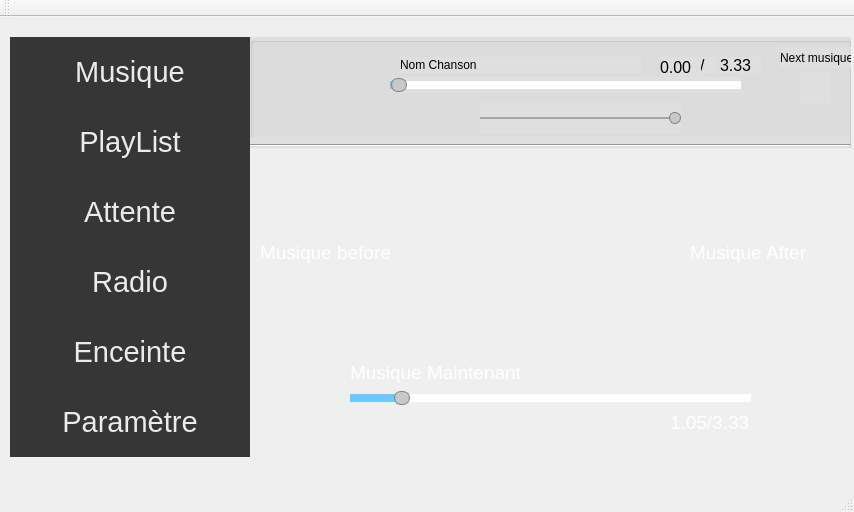
Nurbain/ProjetIHM, file ProjetMPV/Client/mainwindow.ui: the form before one commit.
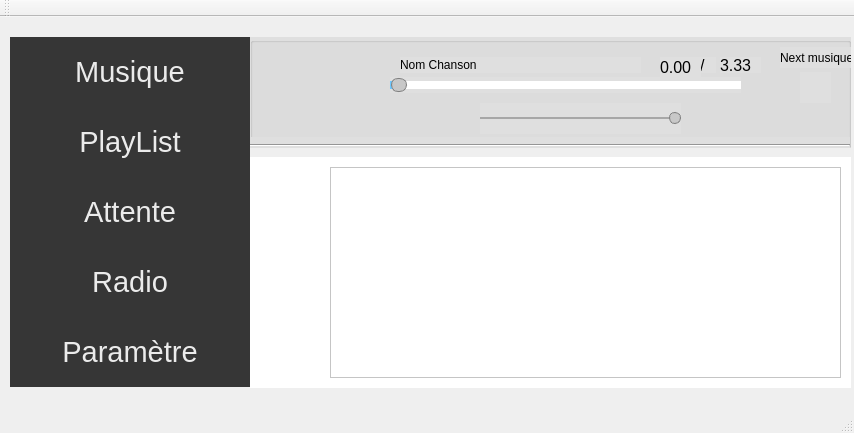
The form after the commit. The open tabs and pages were chosen to show the change. Icons and pictures are not drawn.

Commit message: Suppr bouton serveur et scrollbar dans les list

The edit to the form file:
```diff
--- a/ProjetMPV/Client/mainwindow.ui
+++ b/ProjetMPV/Client/mainwindow.ui
@@ -7,7 +7,7 @@
     <x>0</x>
     <y>0</y>
     <width>854</width>
-    <height>512</height>
+    <height>433</height>
    </rect>
   </property>
   <property name="windowTitle">
@@ -26,71 +26,13 @@
       <x>0</x>
       <y>0</y>
       <width>851</width>
-      <height>441</height>
+      <height>371</height>
      </rect>
     </property>
     <property name="currentIndex">
      <number>0</number>
     </property>
     <widget class="QWidget" name="Connect">
-     <widget class="QPushButton" name="BtnMenu_serveur">
-      <property name="enabled">
-       <bool>true</bool>
-      </property>
-      <property name="geometry">
-       <rect>
-        <x>10</x>
-        <y>300</y>
-        <width>240</width>
-        <height>70</height>
-       </rect>
-      </property>
-      <property name="sizePolicy">
-       <sizepolicy hsizetype="Preferred" vsizetype="Preferred">
-        <horstretch>0</horstretch>
-        <verstretch>0</verstretch>
-       </sizepolicy>
-      </property>
-      <property name="font">
-       <font>
-        <pointsize>22</pointsize>
-       </font>
-      </property>
-      <property name="autoFillBackground">
-       <bool>false</bool>
-      </property>
-      <property name="styleSheet">
-       <string notr="true">QPushButton {
-border : none;
-background-color: rgb(54, 54, 54);
-color: rgb(235, 235, 235);
-}
-
-QPushButton:hover{
-background-color: rgb(38, 38, 38);
-color: rgb(255, 255, 255);
-}
-
-QPushButton:pressed{
-background-color: rgb(38, 38, 38);
-color: rgb(255, 255, 255);
-}
-</string>
-      </property>
-      <property name="text">
-       <string>Enceinte</string>
-      </property>
-      <property name="icon">
-       <iconset resource="ressource.qrc">
-        <normaloff>:/icon/Sprite/vueMenu.png</normaloff>:/icon/Sprite/vueMenu.png</iconset>
-      </property>
-      <property name="iconSize">
-       <size>
-        <width>32</width>
-        <height>32</height>
-       </size>
-      </property>
-     </widget>
      <widget class="QPushButton" name="BtnMenu_Attente">
       <property name="enabled">
        <bool>true</bool>
@@ -336,7 +278,7 @@
       <property name="geometry">
        <rect>
         <x>10</x>
-        <y>370</y>
+        <y>300</y>
         <width>240</width>
         <height>70</height>
        </rect>
@@ -807,11 +749,11 @@
         <x>250</x>
         <y>140</y>
         <width>601</width>
-        <height>301</height>
+        <height>231</height>
        </rect>
       </property>
       <property name="currentIndex">
-       <number>0</number>
+       <number>3</number>
       </property>
       <widget class="QWidget" name="Tab_Musique">
        <property name="styleSheet">
@@ -836,6 +778,29 @@
          <bool>true</bool>
         </property>
        </widget>
+       <widget class="QScrollArea" name="Musique_scroll">
+        <property name="geometry">
+         <rect>
+          <x>80</x>
+          <y>10</y>
+          <width>511</width>
+          <height>211</height>
+         </rect>
+        </property>
+        <property name="widgetResizable">
+         <bool>true</bool>
+        </property>
+        <widget class="QWidget" name="scrollAreaWidgetContents">
+         <property name="geometry">
+          <rect>
+           <x>0</x>
+           <y>0</y>
+           <width>509</width>
+           <height>209</height>
+          </rect>
+         </property>
+        </widget>
+       </widget>
       </widget>
       <widget class="QWidget" name="Tab_Radio">
        <property name="styleSheet">
@@ -860,251 +825,29 @@
          <bool>true</bool>
         </property>
        </widget>
-      </widget>
-      <widget class="QWidget" name="Tab_Serveur">
-       <widget class="QLabel" name="Param_Icon_5">
+       <widget class="QScrollArea" name="Radio_scroll">
         <property name="geometry">
          <rect>
-          <x>20</x>
+          <x>80</x>
           <y>10</y>
-          <width>51</width>
-          <height>51</height>
+          <width>511</width>
+          <height>211</height>
          </rect>
         </property>
-        <property name="styleSheet">
-         <string notr="true">background:transparent;</string>
-        </property>
-        <property name="text">
-         <string/>
-        </property>
-        <property name="pixmap">
-         <pixmap resource="ressource.qrc">:/icon/Sprite/vueMenu.png</pixmap>
-        </property>
-        <property name="scaledContents">
+        <property name="widgetResizable">
          <bool>true</bool>
         </property>
+        <widget class="QWidget" name="scrollAreaWidgetContents_4">
+         <property name="geometry">
+          <rect>
+           <x>0</x>
+           <y>0</y>
+           <width>509</width>
+           <height>209</height>
+          </rect>
+         </property>
+        </widget>
        </widget>
-       <widget class="QLabel" name="label_2">
-        <property name="geometry">
-         <rect>
-          <x>10</x>
-          <y>120</y>
-          <width>41</width>
-          <height>41</height>
-         </rect>
-        </property>
-        <property name="styleSheet">
-         <string notr="true">background:transparent;</string>
-        </property>
-        <property name="text">
-         <string/>
-        </property>
-        <property name="pixmap">
-         <pixmap resource="ressource.qrc">:/icon/Sprite/chevronWg.png</pixmap>
-        </property>
-        <property name="scaledContents">
-         <bool>true</bool>
-        </property>
-       </widget>
-       <widget class="QLabel" name="label_3">
-        <property name="geometry">
-         <rect>
-          <x>550</x>
-          <y>120</y>
-          <width>41</width>
-          <height>41</height>
-         </rect>
-        </property>
-        <property name="styleSheet">
-         <string notr="true">background:transparent;</string>
-        </property>
-        <property name="text">
-         <string/>
-        </property>
-        <property name="pixmap">
-         <pixmap resource="ressource.qrc">:/icon/Sprite/chevronWd.png</pixmap>
-        </property>
-        <property name="scaledContents">
-         <bool>true</bool>
-        </property>
-       </widget>
-       <widget class="QLabel" name="Serveur_MusicBefore_2">
-        <property name="geometry">
-         <rect>
-          <x>10</x>
-          <y>80</y>
-          <width>201</width>
-          <height>31</height>
-         </rect>
-        </property>
-        <property name="font">
-         <font>
-          <pointsize>14</pointsize>
-         </font>
-        </property>
-        <property name="styleSheet">
-         <string notr="true">background : transparent;
-color : white ;
-
-</string>
-        </property>
-        <property name="text">
-         <string>Musique before</string>
-        </property>
-       </widget>
-       <widget class="QLabel" name="Serveur_MusicBefore_3">
-        <property name="geometry">
-         <rect>
-          <x>440</x>
-          <y>80</y>
-          <width>151</width>
-          <height>31</height>
-         </rect>
-        </property>
-        <property name="font">
-         <font>
-          <pointsize>14</pointsize>
-         </font>
-        </property>
-        <property name="styleSheet">
-         <string notr="true">background : transparent;
-color : white ;
-
-</string>
-        </property>
-        <property name="text">
-         <string>Musique After</string>
-        </property>
-       </widget>
-       <widget class="QLabel" name="Serveur_MusicBefore_4">
-        <property name="geometry">
-         <rect>
-          <x>100</x>
-          <y>200</y>
-          <width>211</width>
-          <height>31</height>
-         </rect>
-        </property>
-        <property name="font">
-         <font>
-          <pointsize>14</pointsize>
-         </font>
-        </property>
-        <property name="styleSheet">
-         <string notr="true">background : transparent;
-color : white ;
-
-</string>
-        </property>
-        <property name="text">
-         <string>Musique Maintenant</string>
-        </property>
-       </widget>
-       <widget class="QLabel" name="label_4">
-        <property name="geometry">
-         <rect>
-          <x>0</x>
-          <y>0</y>
-          <width>601</width>
-          <height>301</height>
-         </rect>
-        </property>
-        <property name="text">
-         <string/>
-        </property>
-        <property name="pixmap">
-         <pixmap resource="ressource.qrc">:/icon/Sprite/img_fjords.jpg</pixmap>
-        </property>
-       </widget>
-       <widget class="QSlider" name="horizontalSlider">
-        <property name="geometry">
-         <rect>
-          <x>100</x>
-          <y>230</y>
-          <width>401</width>
-          <height>22</height>
-         </rect>
-        </property>
-        <property name="autoFillBackground">
-         <bool>false</bool>
-        </property>
-        <property name="styleSheet">
-         <string notr="true">QSlider::groove:horizontal {
-	background-color: rgb(0, 0, 0);
-	height : 6px;
-	border: 1px solid black;
-}
-
-QSlider::handle { 
-	background :rgb(200, 200, 200);
-	width: 14px;
-	margin : -4px 0;
-	border : 1px solid gray ;
-	border-radius : 7px;
-}
-
-QSlider::sub-page:qlineargradient {
-background: rgb(110, 200, 255);
-border-top-right-radius: 0px;
-border-bottom-right-radius: 0px;
-border-top-left-radius: 9px;
-border-bottom-left-radius: 9px;
-}
-
-
-QSlider::add-page:qlineargradient {
-background:white;
-border-top-right-radius: 9px;
-border-bottom-right-radius: 9px;
-border-top-left-radius: 0px;
-border-bottom-left-radius: 0px;
-}
-
-</string>
-        </property>
-        <property name="value">
-         <number>11</number>
-        </property>
-        <property name="tracking">
-         <bool>true</bool>
-        </property>
-        <property name="orientation">
-         <enum>Qt::Horizontal</enum>
-        </property>
-       </widget>
-       <widget class="QLabel" name="Serveur_MusicBefore_5">
-        <property name="geometry">
-         <rect>
-          <x>420</x>
-          <y>250</y>
-          <width>101</width>
-          <height>31</height>
-         </rect>
-        </property>
-        <property name="font">
-         <font>
-          <pointsize>14</pointsize>
-         </font>
-        </property>
-        <property name="styleSheet">
-         <string notr="true">background : transparent;
-color : white ;
-
-</string>
-        </property>
-        <property name="text">
-         <string>1.05/3.33</string>
-        </property>
-       </widget>
-       <zorder>label_4</zorder>
-       <zorder>Param_Icon_5</zorder>
-       <zorder>label_2</zorder>
-       <zorder>label_3</zorder>
-       <zorder>Serveur_MusicBefore_2</zorder>
-       <zorder>Serveur_MusicBefore_3</zorder>
-       <zorder>Serveur_MusicBefore_4</zorder>
-       <zorder>horizontalSlider</zorder>
-       <zorder>Serveur_MusicBefore_5</zorder>
       </widget>
       <widget class="QWidget" name="Tab_Parametre">
        <property name="styleSheet">
@@ -1267,28 +1010,6 @@
          <enum>Qt::Horizontal</enum>
         </property>
        </widget>
-       <widget class="QLabel" name="Param_other">
-        <property name="geometry">
-         <rect>
-          <x>80</x>
-          <y>240</y>
-          <width>151</width>
-          <height>31</height>
-         </rect>
-        </property>
-        <property name="font">
-         <font>
-          <pointsize>16</pointsize>
-         </font>
-        </property>
-        <property name="styleSheet">
-         <string notr="true">color: rgb(130, 130, 130);
-qproperty-alignment : AlignRight;</string>
-        </property>
-        <property name="text">
-         <string>Haute Qualité</string>
-        </property>
-       </widget>
        <widget class="Line" name="line2">
         <property name="geometry">
          <rect>
@@ -1344,19 +1065,6 @@
          <bool>true</bool>
         </property>
        </widget>
-       <widget class="QCheckBox" name="Param_CheckHD">
-        <property name="geometry">
-         <rect>
-          <x>310</x>
-          <y>253</y>
-          <width>21</width>
-          <height>17</height>
-         </rect>
-        </property>
-        <property name="text">
-         <string/>
-        </property>
-       </widget>
       </widget>
       <widget class="QWidget" name="Tab_PlayList">
        <property name="styleSheet">
@@ -1381,6 +1089,29 @@
          <bool>true</bool>
         </property>
        </widget>
+       <widget class="QScrollArea" name="PlayListScroll">
+        <property name="geometry">
+         <rect>
+          <x>80</x>
+          <y>10</y>
+          <width>511</width>
+          <height>211</height>
+         </rect>
+        </property>
+        <property name="widgetResizable">
+         <bool>true</bool>
+        </property>
+        <widget class="QWidget" name="scrollAreaWidgetContents_3">
+         <property name="geometry">
+          <rect>
+           <x>0</x>
+           <y>0</y>
+           <width>509</width>
+           <height>209</height>
+          </rect>
+         </property>
+        </widget>
+       </widget>
       </widget>
       <widget class="QWidget" name="Tab_Attente">
        <property name="styleSheet">
```
The commit also changes 2 other files.
